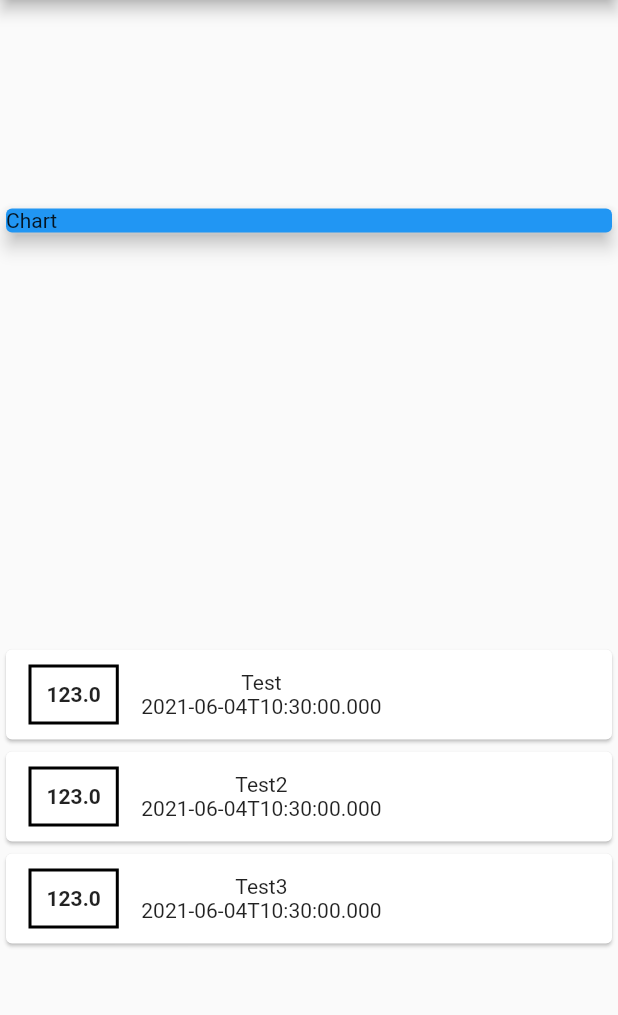
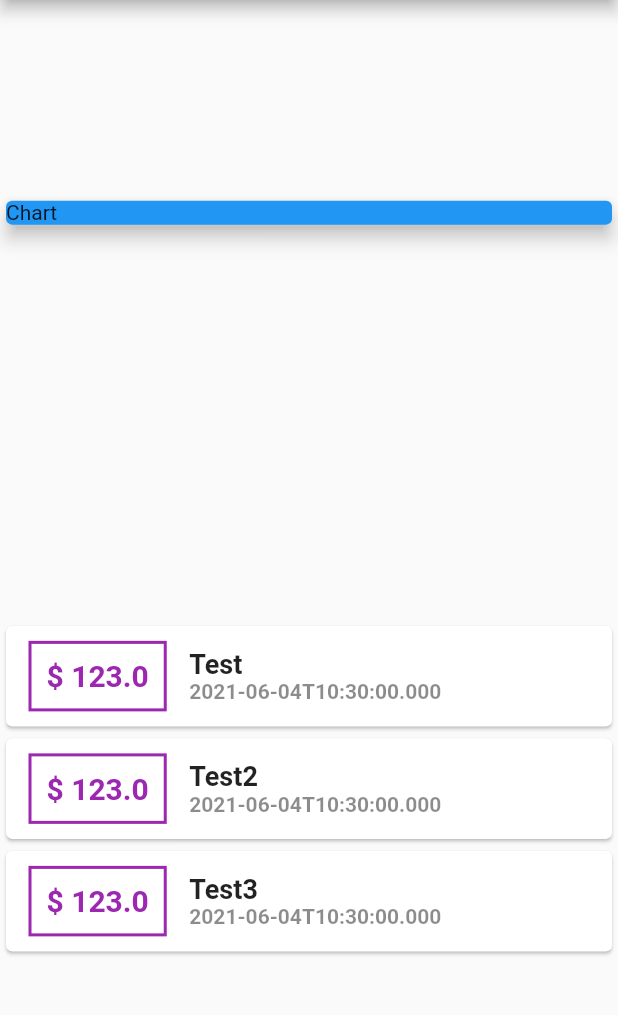
Before and after one commit to sean-xiao-zhao7/flutter-planner, a Flutter app: the screen it shows after launch, on a phone screen of 412 x 824 dp, the part 84-1099 px from its top. Run offline on Flutter 3.47's test engine with Material 2 defaults, Android fonts, the phone set to English and light mode, and no system bars.

Commit message:
Style transactions

```diff
--- a/lib/main.dart
+++ b/lib/main.dart
@@ -66,17 +66,33 @@ class MyHomePage extends StatelessWidget {
                   Container(
                     margin: EdgeInsets.symmetric(vertical: 10, horizontal: 15),
                     decoration: BoxDecoration(
-                        border: Border.all(color: Colors.black, width: 2)),
+                        border: Border.all(color: Colors.purple, width: 2)),
                     padding: EdgeInsets.all(10),
                     child: Text(
-                      transaction.amount.toString(),
-                      style: TextStyle(fontWeight: FontWeight.bold),
+                      '\$ ${transaction.amount.toString()}',
+                      style: TextStyle(
+                          fontWeight: FontWeight.bold,
+                          fontSize: 20,
+                          color: Colors.purple),
                     ),
                   ),
                   Column(
+                    crossAxisAlignment: CrossAxisAlignment.start,
                     children: <Widget>[
-                      Text(transaction.title),
-                      Text(transaction.date.toIso8601String()),
+                      Text(
+                        transaction.title,
+                        style: TextStyle(
+                            fontWeight: FontWeight.bold,
+                            fontSize: 18,
+                            color: Colors.black87),
+                      ),
+                      Text(
+                        transaction.date.toIso8601String(),
+                        style: TextStyle(
+                            fontWeight: FontWeight.bold,
+                            fontSize: 14,
+                            color: Colors.black45),
+                      ),
                     ],
                   ),
                 ]));
```
